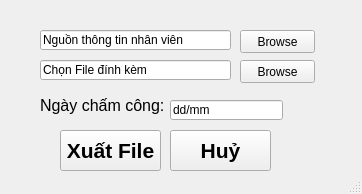
buuduc/PandasPython, file mainwindow.ui: the form before one commit.
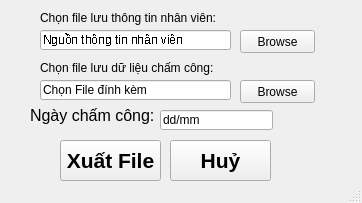
The form after the commit.

What changed in the file:
```diff
--- a/mainwindow.ui
+++ b/mainwindow.ui
@@ -7,7 +7,7 @@
     <x>0</x>
     <y>0</y>
     <width>362</width>
-    <height>194</height>
+    <height>203</height>
    </rect>
   </property>
   <property name="windowTitle">
@@ -18,7 +18,7 @@
     <property name="geometry">
      <rect>
       <x>40</x>
-      <y>60</y>
+      <y>80</y>
       <width>191</width>
       <height>20</height>
      </rect>
@@ -44,7 +44,7 @@
     <property name="geometry">
      <rect>
       <x>240</x>
-      <y>60</y>
+      <y>80</y>
       <width>75</width>
       <height>23</height>
      </rect>
@@ -62,15 +62,26 @@
       <height>20</height>
      </rect>
     </property>
+    <property name="font">
+     <font>
+      <stylestrategy>NoAntialias</stylestrategy>
+     </font>
+    </property>
+    <property name="autoFillBackground">
+     <bool>false</bool>
+    </property>
     <property name="text">
      <string>Nguồn thông tin nhân viên</string>
     </property>
+    <property name="alignment">
+     <set>Qt::AlignLeading|Qt::AlignLeft|Qt::AlignVCenter</set>
+    </property>
    </widget>
    <widget class="QLabel" name="label">
     <property name="geometry">
      <rect>
-      <x>40</x>
-      <y>90</y>
+      <x>30</x>
+      <y>100</y>
       <width>161</width>
       <height>31</height>
      </rect>
@@ -97,7 +108,7 @@
     <property name="geometry">
      <rect>
       <x>60</x>
-      <y>130</y>
+      <y>140</y>
       <width>101</width>
       <height>41</height>
      </rect>
@@ -118,7 +129,7 @@
     <property name="geometry">
      <rect>
       <x>170</x>
-      <y>130</y>
+      <y>140</y>
       <width>101</width>
       <height>41</height>
      </rect>
@@ -138,8 +149,8 @@
    <widget class="QLineEdit" name="lineEdit_3">
     <property name="geometry">
      <rect>
-      <x>170</x>
-      <y>100</y>
+      <x>160</x>
+      <y>110</y>
       <width>113</width>
       <height>20</height>
      </rect>
@@ -148,6 +159,32 @@
      <string>dd/mm</string>
     </property>
    </widget>
+   <widget class="QLabel" name="label_2">
+    <property name="geometry">
+     <rect>
+      <x>40</x>
+      <y>10</y>
+      <width>211</width>
+      <height>16</height>
+     </rect>
+    </property>
+    <property name="text">
+     <string>Chọn file lưu thông tin nhân viên:</string>
+    </property>
+   </widget>
+   <widget class="QLabel" name="label_3">
+    <property name="geometry">
+     <rect>
+      <x>40</x>
+      <y>60</y>
+      <width>211</width>
+      <height>16</height>
+     </rect>
+    </property>
+    <property name="text">
+     <string>Chọn file lưu dữ liệu chấm công:</string>
+    </property>
+   </widget>
   </widget>
   <widget class="QStatusBar" name="statusbar"/>
  </widget>
```
Left out of the diff: 14 changed lines with no effect on the pictures.
